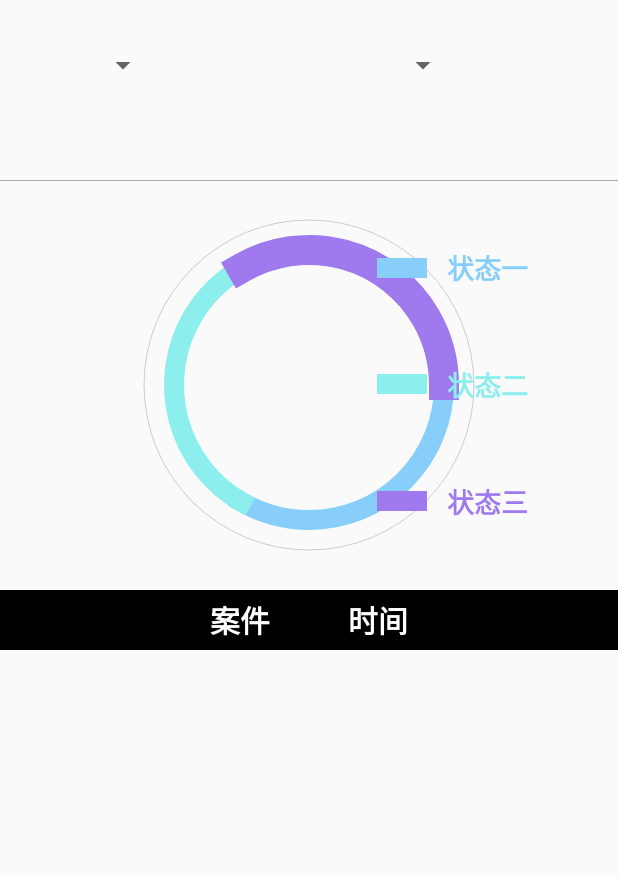
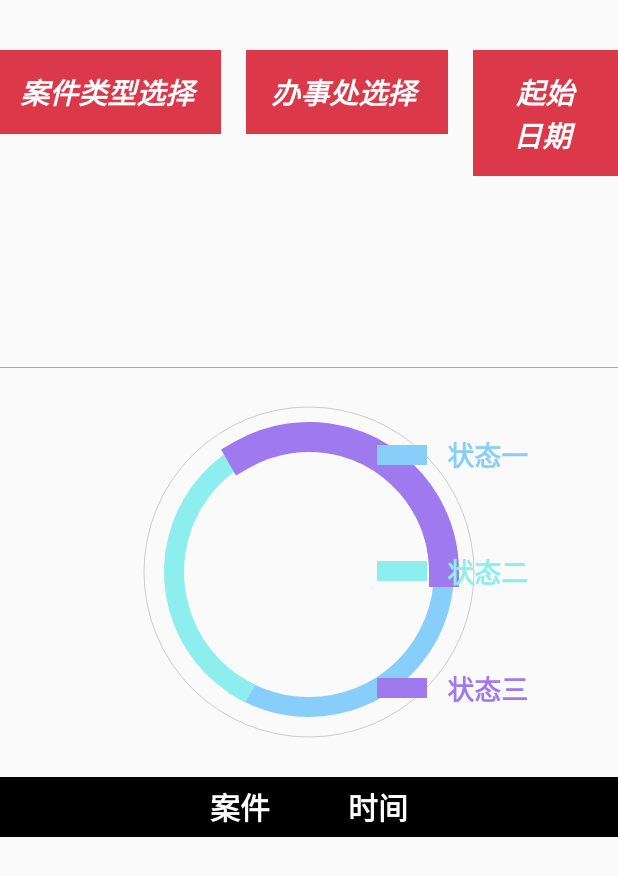
Before and after one commit to laogaoxiaoxin/XiChengMunicipalLeader, an Android app: the layout fragment_check_case_calcu.xml on its own in the app's theme, with its tools: preview values and no code run, on a phone screen of 412 x 824 dp. Shown: the top 876 px of the screen. Run offline under Robolectric (Android 15) with nearby library versions, the phone set to English and light mode, and no system bars.

Commit message:
modify ui

```diff
--- a/app/src/main/res/layout/fragment_check_case_calcu.xml
+++ b/app/src/main/res/layout/fragment_check_case_calcu.xml
@@ -8,29 +8,71 @@
 
     <LinearLayout
         android:id="@+id/ll_check_case_calcu_select"
-        android:layout_width="match_parent"
+        android:layout_width="wrap_content"
         android:layout_height="wrap_content"
-        android:layout_marginTop="20px"
-        android:gravity="center"
+        android:layout_centerHorizontal="true"
+        android:layout_marginTop="50px"
         android:orientation="horizontal">
 
-        <Spinner
+        <TextView
             android:id="@+id/check_case_calcu_type"
-            android:layout_width="300px"
-            android:layout_height="90px"
-            android:spinnerMode="dialog" />
+            android:layout_width="wrap_content"
+            android:layout_height="wrap_content"
+            android:background="@color/colorPrimary"
+            android:gravity="center"
+            android:padding="20px"
+            android:text="案件类型选择 "
+            android:textColor="#fff"
+            android:textSize="29px"
+            android:textStyle="bold|italic" />
 
-        <Spinner
+        <TextView
             android:id="@+id/check_case_calcu_address"
-            android:layout_width="300px"
-            android:layout_height="90px"
-            android:spinnerMode="dialog" />
+            android:layout_width="wrap_content"
+            android:layout_height="wrap_content"
+            android:layout_marginStart="25px"
+            android:background="@color/colorPrimary"
+            android:gravity="center"
+            android:paddingBottom="20px"
+            android:paddingLeft="25px"
+            android:paddingRight="25px"
+            android:paddingTop="20px"
+            android:text="办事处选择 "
+            android:textColor="#fff"
+            android:textSize="29px"
+            android:textStyle="italic|bold" />
 
-        <Spinner
-            android:id="@+id/check_case_calcu_duration"
-            android:layout_width="300px"
-            android:layout_height="90px"
-            android:spinnerMode="dialog" />
+        <TextView
+            android:id="@+id/check_case_calcu_startdate"
+            android:layout_width="wrap_content"
+            android:layout_height="wrap_content"
+            android:layout_marginStart="25px"
+            android:background="@color/colorPrimary"
+            android:gravity="center"
+            android:paddingBottom="20px"
+            android:paddingLeft="30px"
+            android:paddingRight="30px"
+            android:paddingTop="20px"
+            android:text="起始日期 "
+            android:textColor="#fff"
+            android:textSize="29px"
+            android:textStyle="italic|bold" />
+
+        <TextView
+            android:id="@+id/check_case_calcu_enddate"
+            android:layout_width="wrap_content"
+            android:layout_height="wrap_content"
+            android:layout_marginStart="25px"
+            android:background="@color/colorPrimary"
+            android:gravity="center"
+            android:paddingBottom="20px"
+            android:paddingLeft="30px"
+            android:paddingRight="30px"
+            android:paddingTop="20px"
+            android:text="终止日期 "
+            android:textColor="#fff"
+            android:textSize="29px"
+            android:textStyle="italic|bold" />
 
     </LinearLayout>
 
```
Also changed, not shown: app/src/main/java/com/lovelyjiaming/municipalleader/views/fragments/check/CheckCaseCalcuFragment.kt (+0 -12 lines), app/src/main/res/layout/fragment_save_whole_calcu.xml (+15 -40 lines), app/src/main/res/mipmap-hdpi/ic_launcher.png, app/src/main/res/mipmap-hdpi/ic_launcher_round.png, app/src/main/res/mipmap-mdpi/ic_launcher.png, app/src/main/res/mipmap-mdpi/ic_launcher_round.png, app/src/main/res/mipmap-xhdpi/ic_launcher.png, app/src/main/res/mipmap-xhdpi/ic_launcher_round.png, app/src/main/res/mipmap-xxhdpi/ic_launcher.png, app/src/main/res/mipmap-xxhdpi/ic_launcher_round.png, app/src/main/res/mipmap-xxxhdpi/ic_launcher.png, app/src/main/res/mipmap-xxxhdpi/ic_launcher_round.png.
